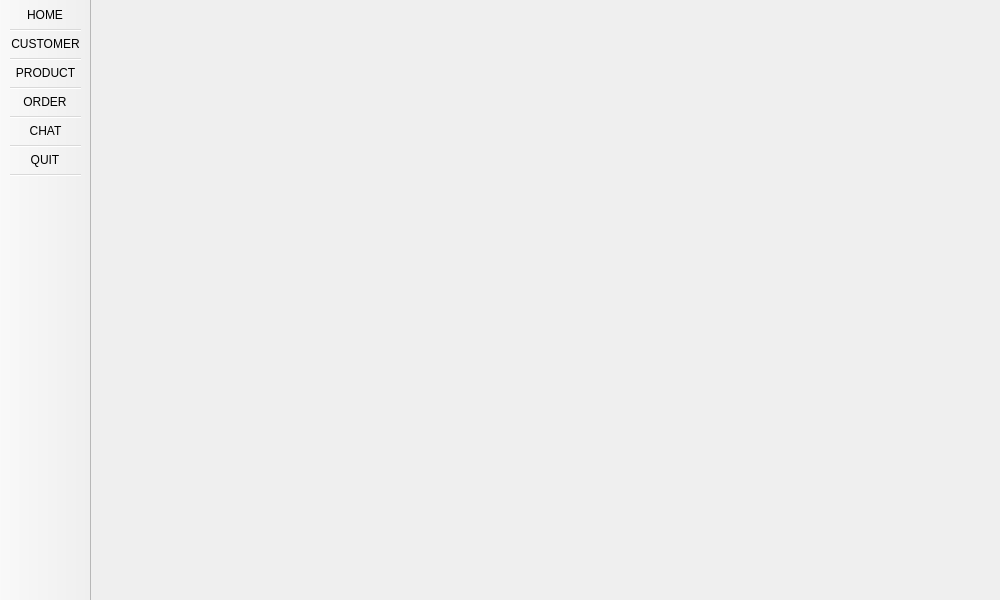
First picture: the form in CustomerManagementAPP/Admin/mainwindow.ui, repository AndaCondaa/Project_CustomerManagementApp, before the edit.
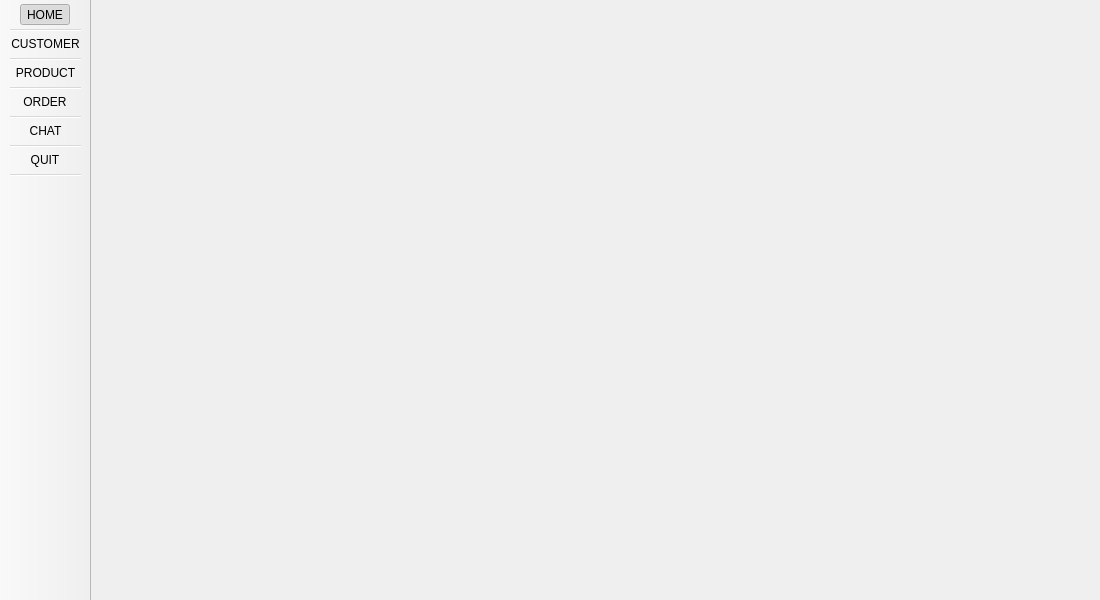
Second picture: the form after the edit. Icons and pictures are not drawn.

```diff
--- a/CustomerManagementAPP/Admin/mainwindow.ui
+++ b/CustomerManagementAPP/Admin/mainwindow.ui
@@ -6,16 +6,22 @@
    <rect>
     <x>0</x>
     <y>0</y>
-    <width>1000</width>
+    <width>1100</width>
     <height>600</height>
    </rect>
   </property>
   <property name="sizePolicy">
    <sizepolicy hsizetype="Fixed" vsizetype="Fixed">
-    <horstretch>0</horstretch>
+    <horstretch>2</horstretch>
     <verstretch>0</verstretch>
    </sizepolicy>
   </property>
+  <property name="minimumSize">
+   <size>
+    <width>1100</width>
+    <height>600</height>
+   </size>
+  </property>
   <property name="baseSize">
    <size>
     <width>1000</width>
@@ -138,6 +144,13 @@
    <property name="checkable">
     <bool>true</bool>
    </property>
+   <property name="checked">
+    <bool>true</bool>
+   </property>
+   <property name="icon">
+    <iconset resource="resource.qrc">
+     <normaloff>:/images/HOME.png</normaloff>:/images/HOME.png</iconset>
+   </property>
    <property name="text">
     <string>&amp;HOME</string>
    </property>
```
Left out of the diff: 36 changed lines with no effect on the pictures.
